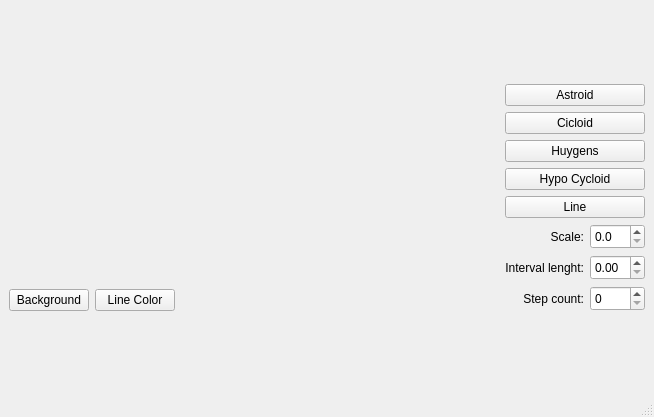
Old version of the form mainwindow.ui in the repository jetfire13/QtCurves-learning-.
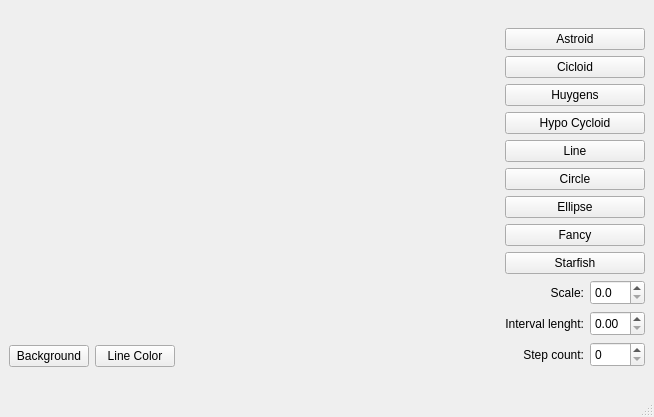
New version of the form. Custom widgets are drawn as their Qt base class.

Commit message: add more curves and fix the interface

```diff
--- a/mainwindow.ui
+++ b/mainwindow.ui
@@ -90,6 +90,34 @@
         </property>
        </widget>
       </item>
+      <item>
+       <widget class="QPushButton" name="btnCircle">
+        <property name="text">
+         <string>Circle</string>
+        </property>
+       </widget>
+      </item>
+      <item>
+       <widget class="QPushButton" name="btnEllipse">
+        <property name="text">
+         <string>Ellipse</string>
+        </property>
+       </widget>
+      </item>
+      <item>
+       <widget class="QPushButton" name="btnFancy">
+        <property name="text">
+         <string>Fancy</string>
+        </property>
+       </widget>
+      </item>
+      <item>
+       <widget class="QPushButton" name="btnStarfish">
+        <property name="text">
+         <string>Starfish</string>
+        </property>
+       </widget>
+      </item>
       <item>
        <layout class="QVBoxLayout" name="verticalLayout">
         <item>
@@ -115,6 +143,9 @@
             <property name="decimals">
              <number>1</number>
             </property>
+            <property name="maximum">
+             <double>150.000000000000000</double>
+            </property>
             <property name="singleStep">
              <double>0.100000000000000</double>
             </property>
```
The commit also changes 4 other files.
